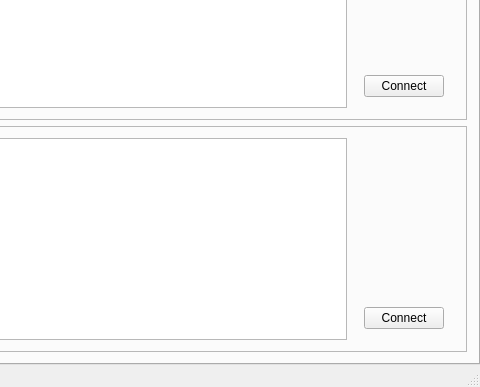
Qt form mainwindow.ui (danielmeer/ChainsawTerminal) before a commit; both pictures show x 220 to 700 and y 163 to 550 of the 700 by 550 pixel window.
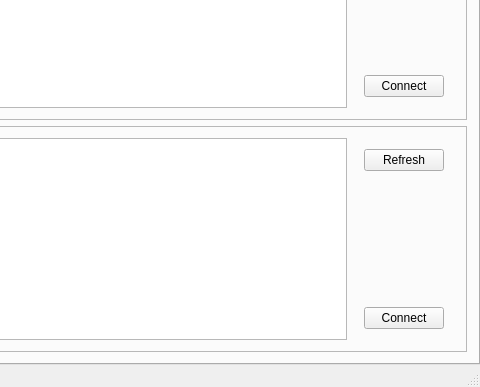
The same form after that commit.

Commit message: Add logic to serial port buttons

The edit to the form file:
```diff
--- a/mainwindow.ui
+++ b/mainwindow.ui
@@ -170,6 +170,13 @@
            <item>
             <widget class="QWidget" name="widget_2" native="true">
              <layout class="QVBoxLayout" name="verticalLayout_3">
+              <item>
+               <widget class="QPushButton" name="serialPortRefreshButton">
+                <property name="text">
+                 <string>Refresh</string>
+                </property>
+               </widget>
+              </item>
               <item>
                <spacer name="verticalSpacer_2">
                 <property name="orientation">
```
Left out of the diff: 4 changed lines with no effect on the pictures. The commit also changes 3 other files.
